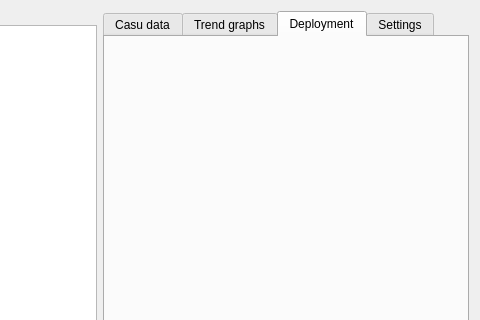
Before: the Qt Designer form arena-ui/arenaui.ui in assisi/arena-ui, drawn with Qt 5; both pictures show x 789 to 1269 and y 0 to 320 of the 1269 by 850 pixel window.
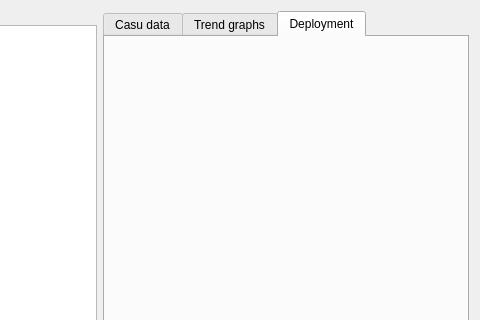
After: the same form once the commit is applied. The open tabs and pages were chosen to show the change. Icons and pictures are not drawn.

Diff of the .ui file:
```diff
--- a/arena-ui/arenaui.ui
+++ b/arena-ui/arenaui.ui
@@ -109,11 +109,6 @@
         <string>Deployment</string>
        </attribute>
       </widget>
-      <widget class="QWidget" name="tab_camera">
-       <attribute name="title">
-        <string>Settings</string>
-       </attribute>
-      </widget>
      </widget>
     </item>
    </layout>
```
Left out of the diff: 4 changed lines with no effect on the pictures.
